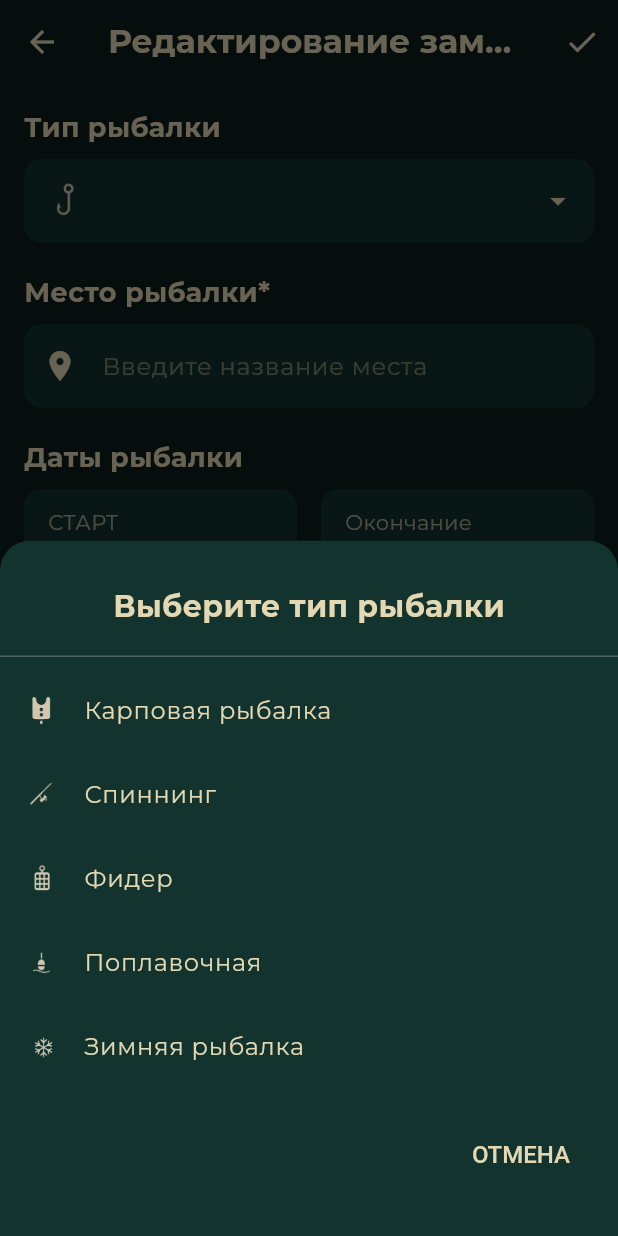
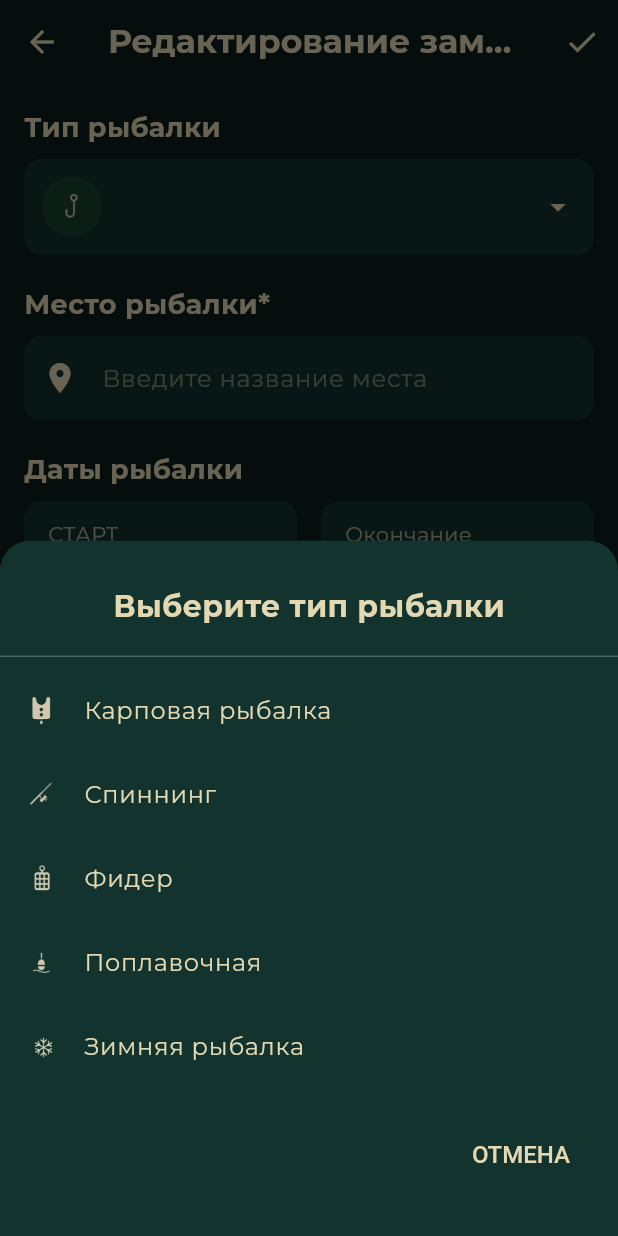
Before and after one commit to VyacheslavQA/Drift_Notes_Dart, a Flutter app: the EditFishingNoteScreen screen opened directly with empty values, after a tap on the "arrow drop down" icon, on a phone screen of 412 x 824 dp. Run offline on Flutter 3.47's test engine with Material 3 defaults, Android fonts, the phone set to English and light mode, and no system bars; our stand-ins replace audioplayers, cached_network_image, cloud_firestore, connectivity_plus, firebase_auth, firebase_core and 7 more; accounts and stored records are empty; generated files the repository leaves out were written again.

Commit message:
локолизация заметок готова доработать сохраненные

```diff
--- a/assets/localization/en.json
+++ b/assets/localization/en.json
@@ -413,5 +413,8 @@
 
   "image_unavailable": "Image unavailable",
   "error_selecting_images": "Error selecting images",
-  "error_taking_photo": "Error taking photo"
+  "error_taking_photo": "Error taking photo",
+
+
+  "add": "Add"
 }
--- a/assets/localization/ru.json
+++ b/assets/localization/ru.json
@@ -35,6 +35,7 @@
   "delete_all_local_data": "Удалить все локальные данные",
 
   "biggest_fish": "Самая большая рыба",
+  "biggest_fish_caught": "Самая крупная рыба",
   "total_fish_caught": "Всего поймано рыб",
   "missed_bites": "Нереализованные поклевки",
   "missed_bites_desc": "поклевок без поимки",
@@ -413,5 +414,7 @@
 
   "image_unavailable": "Изображение недоступно",
   "error_selecting_images": "Ошибка при выборе изображений",
-  "error_taking_photo": "Ошибка при получении фото"
+  "error_taking_photo": "Ошибка при получении фото",
+
+  "add": "Добавить"
 }
--- a/lib/constants/app_constants.dart
+++ b/lib/constants/app_constants.dart
@@ -1,6 +1,7 @@
 // Путь: lib/constants/app_constants.dart
 
 import 'package:flutter/material.dart';
+import '../localization/app_localizations.dart';
 
 class AppConstants {
   // Цвета приложения
@@ -41,16 +42,16 @@ class AppConstants {
   static const double fontSizeLarge = 20.0;
   static const double fontSizeXLarge = 24.0;
 
-  // Типы рыбалки
+  // Типы рыбалки - теперь ключи локализации
   static const List<String> fishingTypes = [
-    'Карповая рыбалка',
-    'Спиннинг',
-    'Фидер',
-    'Поплавочная',
-    'Зимняя рыбалка',
-    'Нахлыст',
-    'Троллинг',
-    'Другое',
+    'carp_fishing',
+    'spinning',
+    'feeder',
+    'float_fishing',
+    'ice_fishing',
+    'fly_fishing',
+    'trolling',
+    'other_fishing',
   ];
 
   // Уровни опыта рыболова
@@ -154,4 +155,27 @@ class AppConstants {
   // Анимации
   static const Duration animationDuration = Duration(milliseconds: 300);
   static const Curve animationCurve = Curves.easeInOut;
+
+  // Вспомогательный метод для получения переведенного названия типа рыбалки
+  static String getLocalizedFishingType(String fishingTypeKey, BuildContext context) {
+    try {
+      final localizations = AppLocalizations.of(context);
+      return localizations.translate(fishingTypeKey);
+    } catch (e) {
+      // Если что-то пошло не так, возвращаем fallback
+    }
+
+    // Fallback на русский
+    switch (fishingTypeKey) {
+      case 'carp_fishing': return 'Карповая рыбалка';
+      case 'spinning': return 'Спиннинг';
+      case 'feeder': return 'Фидер';
+      case 'float_fishing': return 'Поплавочная';
+      case 'ice_fishing': return 'Зимняя рыбалка';
+      case 'fly_fishing': return 'Нахлыст';
+      case 'trolling': return 'Троллинг';
+      case 'other_fishing': return 'Другое';
+      default: return fishingTypeKey;
+    }
+  }
 }
--- a/lib/screens/fishing_note/edit_fishing_note_screen.dart
+++ b/lib/screens/fishing_note/edit_fishing_note_screen.dart
@@ -207,8 +207,8 @@ class _EditFishingNoteScreenState extends State<EditFishingNoteScreen> with Sing
     try {
       final picker = ImagePicker();
       final pickedFile = await picker.pickImage(
-          source: ImageSource.camera,
-          imageQuality: 70,0
+        source: ImageSource.camera,
+        imageQuality: 70,
       );
 
       if (pickedFile != null) {
@@ -276,6 +276,7 @@ class _EditFishingNoteScreenState extends State<EditFishingNoteScreen> with Sing
       final weatherData = await _weatherService.getWeatherForLocation(
         _latitude,
         _longitude,
+        context,
       );
 
       setState(() {
@@ -348,7 +349,7 @@ class _EditFishingNoteScreenState extends State<EditFishingNoteScreen> with Sing
       final localizations = AppLocalizations.of(context);
       ScaffoldMessenger.of(context).showSnackBar(
         SnackBar(
-          content: Text('${localizations.translate('saved')} ${_mapMarkers.length} ${localizations.translate('markers')}'),
+          content: Text('${localizations.translate('markers_count')}: ${_mapMarkers.length}'),
           backgroundColor: Colors.green,
         ),
       );
@@ -490,17 +491,17 @@ class _EditFishingNoteScreenState extends State<EditFishingNoteScreen> with Sing
                 child: ListView.builder(
                   itemCount: AppConstants.fishingTypes.length,
                   itemBuilder: (context, index) {
-                    final type = AppConstants.fishingTypes[index];
+                    final typeKey = AppConstants.fishingTypes[index];
                     return ListTile(
                       title: Text(
-                        type,
+                        localizations.translate(typeKey),
                         style: TextStyle(
                           color: AppConstants.textColor,
                           fontSize: 16,
                         ),
                       ),
-                      leading: FishingTypeIcons.getIconWidget(type, size: 24),
-                      trailing: _selectedFishingType == type
+                      leading: FishingTypeIcons.getIconWidget(typeKey),
+                      trailing: _selectedFishingType == typeKey
                           ? Icon(
                         Icons.check_circle,
                         color: AppConstants.primaryColor,
@@ -508,7 +509,7 @@ class _EditFishingNoteScreenState extends State<EditFishingNoteScreen> with Sing
                           : null,
                       onTap: () {
                         setState(() {
-                          _selectedFishingType = type;
+                          _selectedFishingType = typeKey;
                         });
                         Navigator.pop(context);
                       },
@@ -668,7 +669,7 @@ class _EditFishingNoteScreenState extends State<EditFishingNoteScreen> with Sing
             child: ListView(
               padding: const EdgeInsets.all(16.0),
               children: [
-                // Тип рыбалки
+                // Тип рыбалки (с иконкой)
                 _buildSectionHeader(localizations.translate('fishing_type')),
                 InkWell(
                   onTap: _showFishingTypeDialog,
@@ -681,11 +682,18 @@ class _EditFishingNoteScreenState extends State<EditFishingNoteScreen> with Sing
                     ),
                     child: Row(
                       children: [
-                        FishingTypeIcons.getIconWidget(_selectedFishingType, size: 32),
+                        Container(
+                          padding: const EdgeInsets.all(8),
+                          decoration: BoxDecoration(
+                            color: AppConstants.primaryColor.withOpacity(0.2),
+                            shape: BoxShape.circle,
+                          ),
+                          child: FishingTypeIcons.getIconWidget(_selectedFishingType, size: 24),
+                        ),
                         const SizedBox(width: 12),
                         Expanded(
                           child: Text(
-                            _selectedFishingType,
+                            localizations.translate(_selectedFishingType),
                             style: TextStyle(
                               color: AppConstants.textColor,
                               fontSize: 16,
@@ -701,7 +709,6 @@ class _EditFishingNoteScreenState extends State<EditFishingNoteScreen> with Sing
                     ),
                   ),
                 ),
-
                 const SizedBox(height: 20),
 
                 // Место рыбалки
@@ -1269,7 +1276,7 @@ class _EditFishingNoteScreenState extends State<EditFishingNoteScreen> with Sing
                     ),
                     const SizedBox(height: 4),
                     Text(
-                      '${localizations.translate('feels_like')} ${_weather!.feelsLike.toStringAsFixed(1)}°C',
+                      'Ощущается как ${_weather!.feelsLike.toStringAsFixed(1)}°C',
                       style: TextStyle(
                         color: AppConstants.textColor.withOpacity(0.7),
                         fontSize: 14,
@@ -1286,18 +1293,18 @@ class _EditFishingNoteScreenState extends State<EditFishingNoteScreen> with Sing
             children: [
               _buildWeatherInfoItem(
                 icon: Icons.air,
-                label: localizations.translate('wind'),
-                value: '${_weather!.windDirection}, ${_weather!.windSpeed} ${localizations.translate('m_s')}',
+                label: 'Ветер',
+                value: '${_weather!.windDirection}, ${_weather!.windSpeed} м/с',
               ),
               _buildWeatherInfoItem(
                 icon: Icons.water_drop,
-                label: localizations.translate('humidity'),
+                label: 'Влажность',
                 value: '${_weather!.humidity}%',
               ),
               _buildWeatherInfoItem(
                 icon: Icons.speed,
-                label: localizations.translate('pressure'),
-                value: '${(_weather!.pressure / 1.333).toInt()} ${localizations.translate('mm')}',
+                label: 'Давление',
+                value: '${(_weather!.pressure / 1.333).toInt()} мм',
               ),
             ],
           ),
@@ -1307,17 +1314,17 @@ class _EditFishingNoteScreenState extends State<EditFishingNoteScreen> with Sing
             children: [
               _buildWeatherInfoItem(
                 icon: Icons.cloud,
-                label: localizations.translate('clouds'),
+                label: 'Облачность',
                 value: '${_weather!.cloudCover}%',
               ),
               _buildWeatherInfoItem(
                 icon: Icons.wb_twilight,
-                label: localizations.translate('sunrise'),
+                label: 'Восход',
                 value: _weather!.sunrise,
               ),
               _buildWeatherInfoItem(
                 icon: Icons.nights_stay,
-                label: localizations.translate('sunset'),
+                label: 'Закат',
                 value: _weather!.sunset,
               ),
             ],
@@ -1396,7 +1403,7 @@ class _EditFishingNoteScreenState extends State<EditFishingNoteScreen> with Sing
                   crossAxisAlignment: CrossAxisAlignment.start,
                   children: [
                     Text(
-                      '${localizations.translate('time')}: ${DateFormat('HH:mm').format(record.time)}',
+                      'Время: ${DateFormat('HH:mm').format(record.time)}',
                       style: TextStyle(
                         color: AppConstants.textColor.withOpacity(0.7),
                       ),
@@ -1410,7 +1417,7 @@ class _EditFishingNoteScreenState extends State<EditFishingNoteScreen> with Sing
                       ),
                     if (record.notes.isNotEmpty)
                       Text(
-                        '${localizations.translate('note')}: ${record.notes}',
+                        '${localizations.translate('notes')}: ${record.notes}',
                         style: TextStyle(
                           color: AppConstants.textColor.withOpacity(0.7),
                         ),
@@ -1477,7 +1484,7 @@ class _EditFishingNoteScreenState extends State<EditFishingNoteScreen> with Sing
           child: Column(
             children: [
               Expanded(
-                child: CustomPainter(
+                child: CustomPaint(
                   size: Size(MediaQuery.of(context).size.width - 50, 40),
                   painter: _BiteRecordsTimelinePainter(
                     biteRecords: _biteRecords,
--- a/lib/utils/fishing_type_icons.dart
+++ b/lib/utils/fishing_type_icons.dart
@@ -3,43 +3,43 @@
 import 'package:flutter/material.dart';
 
 class FishingTypeIcons {
-  // Карта с путями к иконкам для разных типов рыбалки
+  // Карта с путями к иконкам для разных типов рыбалки (по ключам локализации)
   static Map<String, String> iconPaths = {
-    'Карповая рыбалка': 'assets/images/fishing_types/carp_fishing.png',
-    'Спиннинг': 'assets/images/fishing_types/spinning.png',
-    'Фидер': 'assets/images/fishing_types/feeder.png',
-    'Поплавочная': 'assets/images/fishing_types/float_fishing.png',
-    'Зимняя рыбалка': 'assets/images/fishing_types/ice_fishing.png',
-    'Нахлыст': 'assets/images/fishing_types/fly_fishing.png',
-    'Троллинг': 'assets/images/fishing_types/trolling.png',
-    'Другое': 'assets/images/fishing_types/other.png',
+    'carp_fishing': 'assets/images/fishing_types/carp_fishing.png',
+    'spinning': 'assets/images/fishing_types/spinning.png',
+    'feeder': 'assets/images/fishing_types/feeder.png',
+    'float_fishing': 'assets/images/fishing_types/float_fishing.png',
+    'ice_fishing': 'assets/images/fishing_types/ice_fishing.png',
+    'fly_fishing': 'assets/images/fishing_types/fly_fishing.png',
+    'trolling': 'assets/images/fishing_types/trolling.png',
+    'other_fishing': 'assets/images/fishing_types/other.png',
   };
 
   // Карта с иконками Material Design для разных типов рыбалки, на случай если изображения недоступны
   static Map<String, IconData> fallbackIcons = {
-    'Карповая рыбалка': Icons.waves,
-    'Спиннинг': Icons.sailing,
-    'Фидер': Icons.add_road,
-    'Поплавочная': Icons.crop_free,
-    'Зимняя рыбалка': Icons.ac_unit,
-    'Нахлыст': Icons.air,
-    'Троллинг': Icons.directions_boat,
-    'Другое': Icons.category,
+    'carp_fishing': Icons.waves,
+    'spinning': Icons.sailing,
+    'feeder': Icons.add_road,
+    'float_fishing': Icons.crop_free,
+    'ice_fishing': Icons.ac_unit,
+    'fly_fishing': Icons.air,
+    'trolling': Icons.directions_boat,
+    'other_fishing': Icons.category,
   };
 
   // Получить путь к иконке для данного типа рыбалки
-  static String getIconPath(String fishingType) {
-    return iconPaths[fishingType] ?? 'assets/images/fishing_types/other.png';
+  static String getIconPath(String fishingTypeKey) {
+    return iconPaths[fishingTypeKey] ?? 'assets/images/fishing_types/other.png';
   }
 
   // Получить IconData для данного типа рыбалки
-  static IconData getFallbackIcon(String fishingType) {
-    return fallbackIcons[fishingType] ?? Icons.category;
+  static IconData getFallbackIcon(String fishingTypeKey) {
+    return fallbackIcons[fishingTypeKey] ?? Icons.category;
   }
 
   // Получить виджет Image для данного типа рыбалки с запасным вариантом в виде иконки
-  static Widget getIconWidget(String fishingType, {double size = 24.0}) {
-    final iconPath = getIconPath(fishingType);
+  static Widget getIconWidget(String fishingTypeKey, {double size = 24.0}) {
+    final iconPath = getIconPath(fishingTypeKey);
     return Image.asset(
       iconPath,
       width: size,
@@ -47,7 +47,7 @@ class FishingTypeIcons {
       errorBuilder: (context, error, stackTrace) {
         // Если изображение не загружается, показываем запасную иконку
         return Icon(
-          getFallbackIcon(fishingType),
+          getFallbackIcon(fishingTypeKey),
           size: size,
           color: Colors.white,
         );
```
Also changed, not shown: lib/screens/fishing_note/add_fishing_note_screen.dart (+6 -6 lines), lib/screens/fishing_note/fishing_type_selection_screen.dart (+6 -5 lines).
